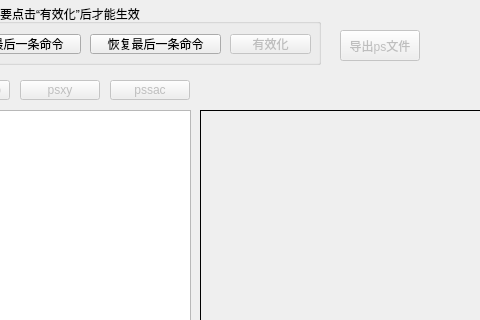
Qt form mainwindow.ui (CovMat/GMT-mini-GUI) before a commit; both pictures show x 180 to 660 and y 0 to 320 of the 913 by 622 pixel window.
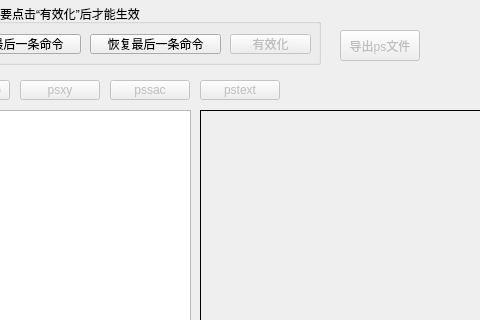
The same form after that commit.

What changed in the file:
```diff
--- a/mainwindow.ui
+++ b/mainwindow.ui
@@ -220,6 +220,22 @@
      <string>pssac</string>
     </property>
    </widget>
+   <widget class="QPushButton" name="pstext">
+    <property name="enabled">
+     <bool>false</bool>
+    </property>
+    <property name="geometry">
+     <rect>
+      <x>380</x>
+      <y>80</y>
+      <width>80</width>
+      <height>20</height>
+     </rect>
+    </property>
+    <property name="text">
+     <string>pstext</string>
+    </property>
+   </widget>
   </widget>
  </widget>
  <resources/>
```
